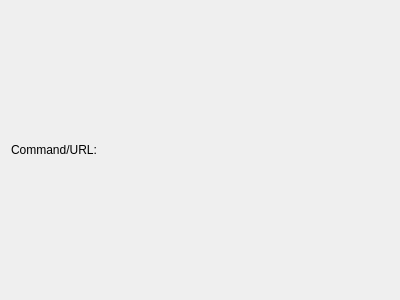
This is kcm_hotkeys/actions/command_url_action_widget.ui in KDE/khotkeys as Qt 5 draws it before an edit. The edited form follows.
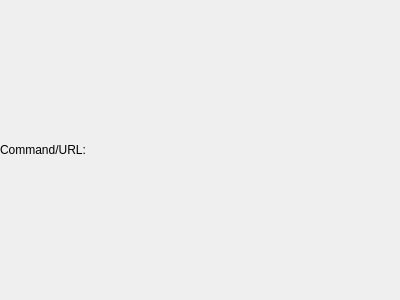
This is the edited form. Custom widgets are drawn as their Qt base class.

Commit message: Try to remove some double margins. I hope it is now better than before ... i'm not sure :-)

Diff of the .ui file:
```diff
--- a/kcm_hotkeys/actions/command_url_action_widget.ui
+++ b/kcm_hotkeys/actions/command_url_action_widget.ui
@@ -10,6 +10,9 @@
    </rect>
   </property>
   <layout class="QHBoxLayout" name="horizontalLayout" >
+   <property name="margin" >
+    <number>0</number>
+   </property>
    <item>
     <widget class="QLabel" name="commandLabel" >
      <property name="text" >
```
The commit also changes 8 other files.
